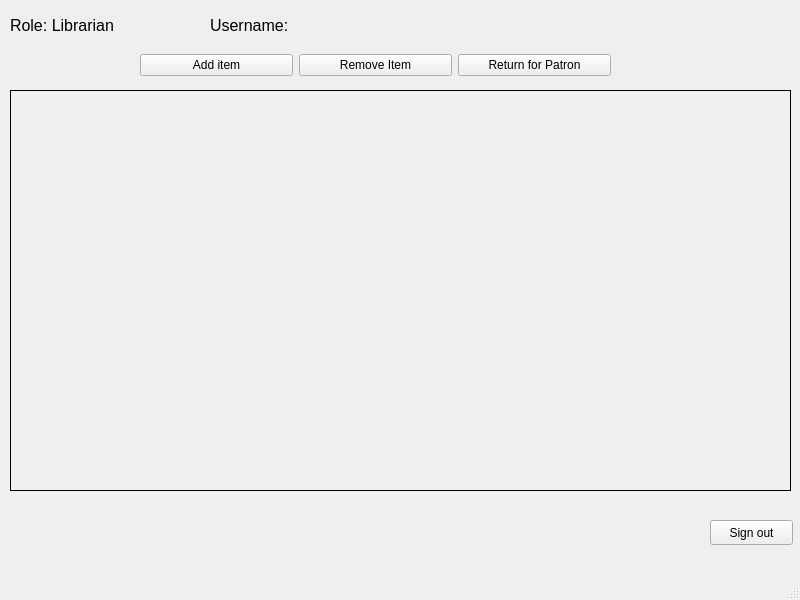
This is testProject/librarianwindow.ui in PhiPham1507/HinLIBS as Qt 5 draws it before an edit. The edited form follows.
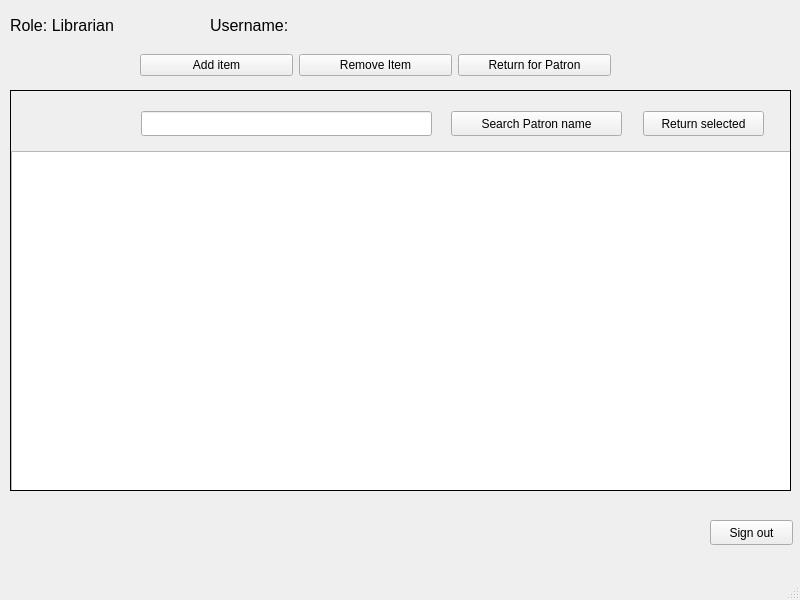
This is the edited form. The open tabs and pages were chosen to show the change.

Commit message: Return for patron widget now displays

What changed in the file:
```diff
--- a/testProject/librarianwindow.ui
+++ b/testProject/librarianwindow.ui
@@ -429,7 +429,54 @@
       </property>
      </widget>
     </widget>
-    <widget class="QWidget" name="pReturnPage"/>
+    <widget class="QWidget" name="pReturnPage">
+     <widget class="QListWidget" name="listWidget">
+      <property name="geometry">
+       <rect>
+        <x>0</x>
+        <y>60</y>
+        <width>781</width>
+        <height>341</height>
+       </rect>
+      </property>
+     </widget>
+     <widget class="QPushButton" name="SearchPatronButton">
+      <property name="geometry">
+       <rect>
+        <x>440</x>
+        <y>20</y>
+        <width>171</width>
+        <height>25</height>
+       </rect>
+      </property>
+      <property name="text">
+       <string>Search Patron name</string>
+      </property>
+     </widget>
+     <widget class="QPushButton" name="ReturnSelectedItems">
+      <property name="geometry">
+       <rect>
+        <x>632</x>
+        <y>20</y>
+        <width>121</width>
+        <height>25</height>
+       </rect>
+      </property>
+      <property name="text">
+       <string>Return selected</string>
+      </property>
+     </widget>
+     <widget class="QLineEdit" name="PatronSearchField">
+      <property name="geometry">
+       <rect>
+        <x>130</x>
+        <y>20</y>
+        <width>291</width>
+        <height>25</height>
+       </rect>
+      </property>
+     </widget>
+    </widget>
    </widget>
    <widget class="QPushButton" name="signoutButton">
     <property name="geometry">
```
Left out of the diff: 4 changed lines with no effect on the pictures. The commit also changes 30 other files.
